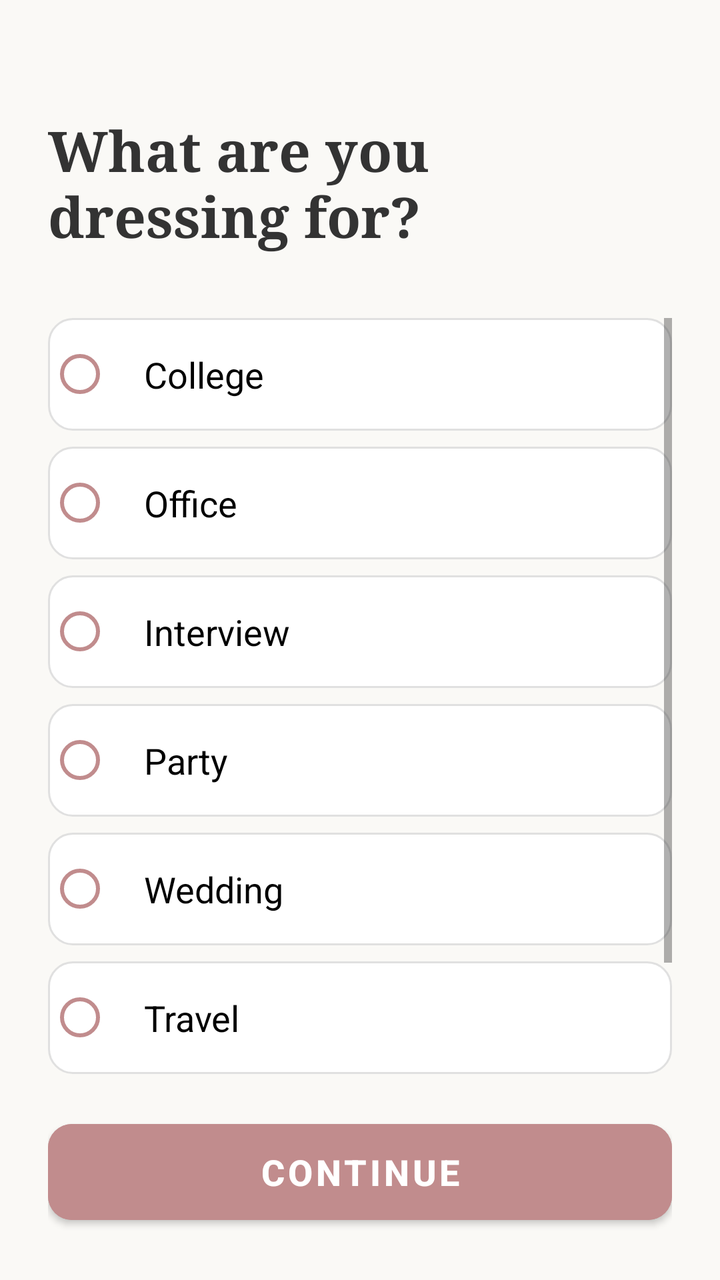
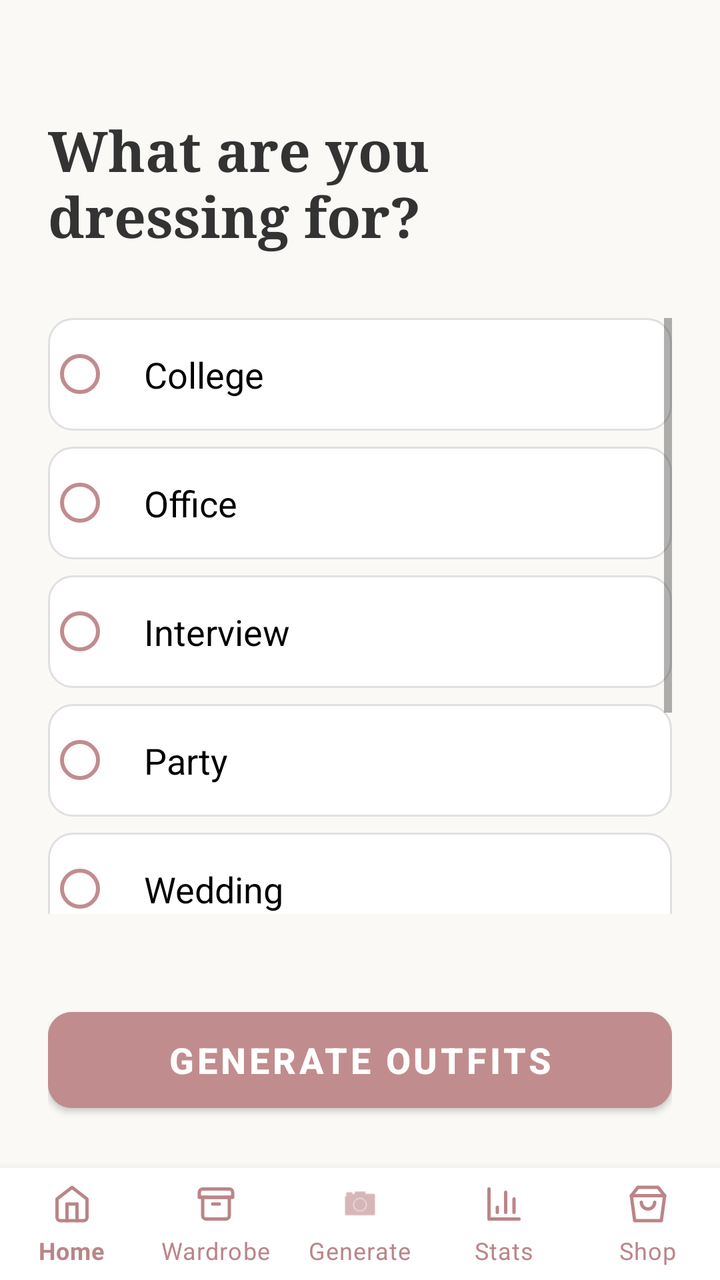

Compare the two renders of this Android layout. The source of the first and the diff that turns it into the second are given below.
<!-- AndroidManifest.xml: application theme Theme.OutfitStudio -->
<!-- res/layout/activity_occasion_selection.xml -->
<?xml version="1.0" encoding="utf-8"?>
<LinearLayout xmlns:android="http://schemas.android.com/apk/res/android"
    xmlns:app="http://schemas.android.com/apk/res-auto"
    android:layout_width="match_parent"
    android:layout_height="match_parent"
    android:orientation="vertical"
    android:padding="24dp"
    android:background="#FAF9F6"> 

    <TextView
        android:layout_width="match_parent"
        android:layout_height="wrap_content"
        android:text="What are you dressing for?"
        android:textSize="28sp"
        android:textStyle="bold"
        android:textColor="#333333"
        android:layout_marginTop="32dp"
        android:layout_marginBottom="32dp"
        android:fontFamily="serif" />

    <ScrollView
        android:layout_width="match_parent"
        android:layout_height="0dp"
        android:layout_weight="1">

        <RadioGroup
            android:id="@+id/rgOccasions"
            android:layout_width="match_parent"
            android:layout_height="wrap_content"
            android:orientation="vertical">

            <RadioButton android:id="@+id/rbCollege" android:text="College" android:layout_width="match_parent" android:layout_height="wrap_content" android:padding="16dp" android:textSize="18sp" android:layout_marginBottom="8dp" android:background="@drawable/rounded_card_bg" android:buttonTint="#C18C8D" />
            <RadioButton android:id="@+id/rbOffice" android:text="Office" android:layout_width="match_parent" android:layout_height="wrap_content" android:padding="16dp" android:textSize="18sp" android:layout_marginBottom="8dp" android:background="@drawable/rounded_card_bg" android:buttonTint="#C18C8D" />
            <RadioButton android:id="@+id/rbInterview" android:text="Interview" android:layout_width="match_parent" android:layout_height="wrap_content" android:padding="16dp" android:textSize="18sp" android:layout_marginBottom="8dp" android:background="@drawable/rounded_card_bg" android:buttonTint="#C18C8D" />
            <RadioButton android:id="@+id/rbParty" android:text="Party" android:layout_width="match_parent" android:layout_height="wrap_content" android:padding="16dp" android:textSize="18sp" android:layout_marginBottom="8dp" android:background="@drawable/rounded_card_bg" android:buttonTint="#C18C8D" />
            <RadioButton android:id="@+id/rbWedding" android:text="Wedding" android:layout_width="match_parent" android:layout_height="wrap_content" android:padding="16dp" android:textSize="18sp" android:layout_marginBottom="8dp" android:background="@drawable/rounded_card_bg" android:buttonTint="#C18C8D" />
            <RadioButton android:id="@+id/rbTravel" android:text="Travel" android:layout_width="match_parent" android:layout_height="wrap_content" android:padding="16dp" android:textSize="18sp" android:layout_marginBottom="8dp" android:background="@drawable/rounded_card_bg" android:buttonTint="#C18C8D" />
            <RadioButton android:id="@+id/rbCasual" android:text="Casual" android:layout_width="match_parent" android:layout_height="wrap_content" android:padding="16dp" android:textSize="18sp" android:layout_marginBottom="8dp" android:background="@drawable/rounded_card_bg" android:buttonTint="#C18C8D" />

        </RadioGroup>
    </ScrollView>

    <Button
        android:id="@+id/btnContinue"
        android:layout_width="match_parent"
        android:layout_height="60dp"
        android:text="Continue"
        android:backgroundTint="#C18C8D" 
        android:textColor="#FFFFFF"
        android:textSize="18sp"
        android:textStyle="bold"
        android:layout_marginTop="16dp"
        app:cornerRadius="12dp" />

</LinearLayout>
<!-- resources referenced by this layout -->
<resources>
  <!-- drawable rounded_card_bg (drawable) -->
  <?xml version="1.0" encoding="utf-8"?>
  <shape xmlns:android="http://schemas.android.com/apk/res/android"
      android:shape="rectangle">
      <solid android:color="#FFFFFF" />
      <corners android:radius="12dp" />
      <stroke
          android:width="1dp"
          android:color="#E0E0E0" />
  </shape>
  <style name="Theme.OutfitStudio" parent="Theme.MaterialComponents.Light.NoActionBar">
          <item name="android:textColor">@color/on_background</item>
          <item name="android:textColorHint">@color/text_hint</item>
          
          <item name="colorPrimary">@color/primary</item>
          <item name="colorPrimaryVariant">@color/primary_variant</item>
          <item name="colorOnPrimary">@color/on_primary</item>
          
          <item name="colorSecondary">@color/primary</item>
          <item name="colorSecondaryVariant">@color/primary_variant</item>
          <item name="colorOnSecondary">@color/on_primary</item>
          
          <item name="android:colorBackground">@color/background</item>
          <item name="colorSurface">@color/surface</item>
          
          <item name="android:statusBarColor">@color/background</item>
          <item name="android:windowLightStatusBar">true</item>
      </style>
  <color name="on_background">#3E3C3A</color>
  <color name="text_hint">#A09D9B</color>
  <color name="primary">#E5C0A4</color>
  <color name="primary_variant">#D8A58B</color>
  <color name="on_primary">#FFFFFF</color>
  <color name="background">#FDFBF9</color>
  <color name="surface">#FFFFFF</color>
</resources>

<!-- the commit's change to res/layout/activity_occasion_selection.xml (unified diff, before → after) -->
@@ -1,11 +1,18 @@
 <?xml version="1.0" encoding="utf-8"?>
-<LinearLayout xmlns:android="http://schemas.android.com/apk/res/android"
+<RelativeLayout xmlns:android="http://schemas.android.com/apk/res/android"
     xmlns:app="http://schemas.android.com/apk/res-auto"
+    android:layout_width="match_parent"
+    android:layout_height="match_parent">
+    
+    <LinearLayout  
+    
     android:layout_width="match_parent"
     android:layout_height="match_parent"
     android:orientation="vertical"
     android:padding="24dp"
-    android:background="#FAF9F6"> 
+    android:background="#FAF9F6"
+        android:layout_above="@+id/bottomNavigation">
+ 
 
     <TextView
         android:layout_width="match_parent"
@@ -40,11 +47,28 @@
         </RadioGroup>
     </ScrollView>
 
+    <ProgressBar
+        android:id="@+id/progressBar"
+        android:layout_width="wrap_content"
+        android:layout_height="wrap_content"
+        android:layout_gravity="center"
+        android:visibility="gone"
+        android:layout_marginTop="16dp" />
+
+    <TextView
+        android:id="@+id/tvStatus"
+        android:layout_width="wrap_content"
+        android:layout_height="wrap_content"
+        android:layout_gravity="center"
+        android:textAlignment="center"
+        android:textColor="#D32F2F"
+        android:layout_marginTop="8dp" />
+
     <Button
-        android:id="@+id/btnContinue"
+        android:id="@+id/btnGenerate"
         android:layout_width="match_parent"
         android:layout_height="60dp"
-        android:text="Continue"
+        android:text="Generate Outfits"
         android:backgroundTint="#C18C8D" 
         android:textColor="#FFFFFF"
         android:textSize="18sp"
@@ -53,3 +77,18 @@
         app:cornerRadius="12dp" />
 
 </LinearLayout>
+
+    <com.google.android.material.bottomnavigation.BottomNavigationView
+        android:id="@+id/bottomNavigation"
+        app:itemIconSize="20dp"
+        android:layout_width="match_parent"
+        android:layout_height="wrap_content"
+        android:layout_alignParentBottom="true"
+        app:menu="@menu/bottom_nav"
+        app:itemIconTint="@color/primary"
+        app:itemTextColor="@color/primary"
+        android:background="@color/surface"
+        app:labelVisibilityMode="labeled"
+        android:elevation="16dp"/>
+
+</RelativeLayout>
<!-- resource entries referenced after the edit -->
@@ -30,8 +30,8 @@
       </style>
   <color name="on_background">#3E3C3A</color>
   <color name="text_hint">#A09D9B</color>
-  <color name="primary">#E5C0A4</color>
-  <color name="primary_variant">#D8A58B</color>
+  <color name="primary">#BB8588</color>
+  <color name="primary_variant">#BB8588</color>
   <color name="on_primary">#FFFFFF</color>
   <color name="background">#FDFBF9</color>
   <color name="surface">#FFFFFF</color>
